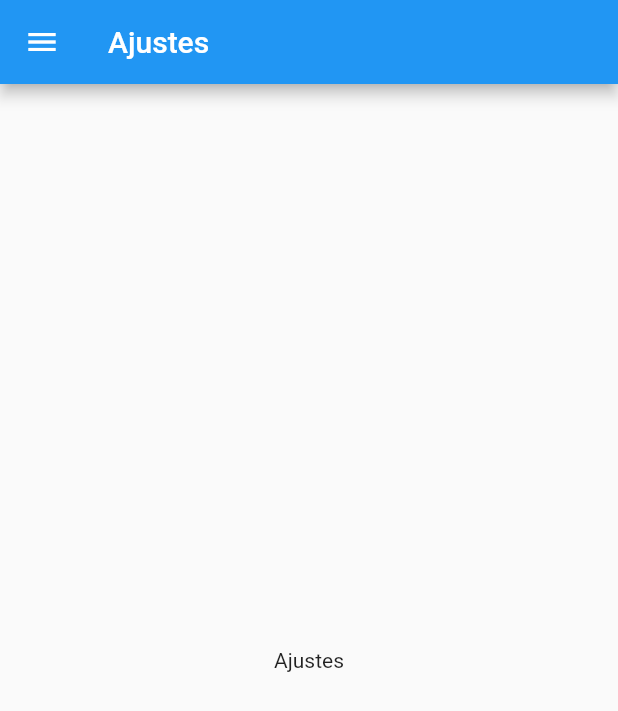
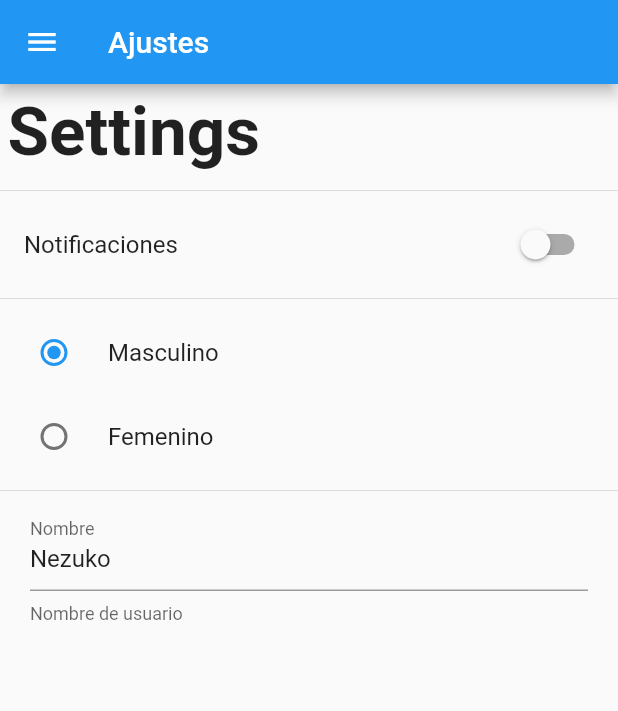
Before and after one commit to fabirt/curso-flutter, a Flutter app: the SettingsPage screen opened by its route, on a phone screen of 412 x 824 dp. Shown: the top 711 px of the screen. Run offline on Flutter 3.47's test engine with Material 2 defaults, Android fonts, the phone set to English and light mode, and no system bars; our stand-ins replace flutter_map, flutter_swiper, latlong, sqflite; missing offline and left inert: qrcode_reader; accounts and stored records are empty.

Commit message:
Diseño de vista settings

```diff
--- a/user_preferences_app/lib/src/pages/home_page.dart
+++ b/user_preferences_app/lib/src/pages/home_page.dart
@@ -16,7 +16,7 @@ class HomePage extends StatelessWidget {
       body: Column(
         mainAxisAlignment: MainAxisAlignment.center,
         children: <Widget>[
-          Text('Color secundario'),
+          Text('Notificaciones'),
           Divider(),
           Text('Género'),
           Divider(),
--- a/user_preferences_app/lib/src/pages/settings_page.dart
+++ b/user_preferences_app/lib/src/pages/settings_page.dart
@@ -1,9 +1,27 @@
 import 'package:flutter/material.dart';
 import 'package:user_preferences_app/src/widgets/drawer_menu_widget.dart';
 
-class SettingsPage extends StatelessWidget {
+class SettingsPage extends StatefulWidget {
 
   static final String routeName = 'settings';
+
+  @override
+  _SettingsPageState createState() => _SettingsPageState();
+}
+
+class _SettingsPageState extends State<SettingsPage> {
+
+  bool _notificacionPermissions = false;
+  int _gender = 1;
+  String _name = 'Nezuko';
+
+  TextEditingController _textEditingController;
+
+  @override
+  void initState() {
+    super.initState();
+    _textEditingController = new TextEditingController(text: _name);
+  }
 
   @override
   Widget build(BuildContext context) {
@@ -12,8 +30,63 @@ class SettingsPage extends StatelessWidget {
         title: Text('Ajustes'),
       ),
       drawer: DrawerMenuWidget(),
-      body: Center(
-        child: Text('Ajustes'),
+      body: ListView(
+        children: <Widget>[
+          Container(
+            padding: EdgeInsets.all(5.0),
+            child: Text('Settings', style: TextStyle(fontSize: 45.0, fontWeight: FontWeight.bold),),
+          ),
+
+          Divider(),
+
+          SwitchListTile(
+            value: _notificacionPermissions,
+            title: Text('Notificaciones'),
+            onChanged: (value) {
+              setState(() {
+                _notificacionPermissions = value;
+              });
+            },
+          ),
+
+          Divider(),
+
+          RadioListTile(
+            value: 1,
+            title: Text('Masculino'),
+            groupValue: _gender,
+            onChanged: (value) {
+              setState(() {
+                _gender = value;
+              });
+            },
+          ),
+
+          RadioListTile(
+            value: 2,
+            title: Text('Femenino'),
+            groupValue: _gender,
+            onChanged: (value) {
+              setState(() {
+                _gender = value;
+              });
+            },
+          ),
+
+          Divider(),
+
+          Container(
+            padding: EdgeInsets.symmetric(horizontal: 20.0),
+            child: TextField(
+              controller: _textEditingController,
+              decoration: InputDecoration(
+                labelText: 'Nombre',
+                helperText: 'Nombre de usuario'
+              ),
+              onChanged: (value){},
+            ),
+          )
+        ],
       )
     );
   }
```
